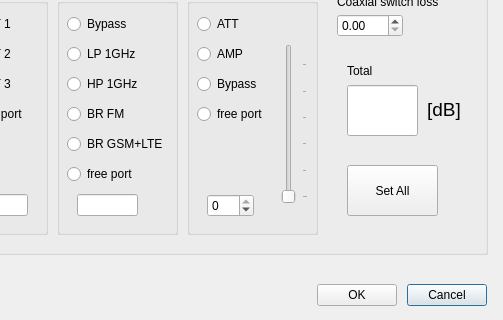
petrsvobodnik/DP, file rfusetting.ui: the form before one commit; both pictures show x 373 to 876 and y 136 to 456 of the 876 by 456 pixel window.
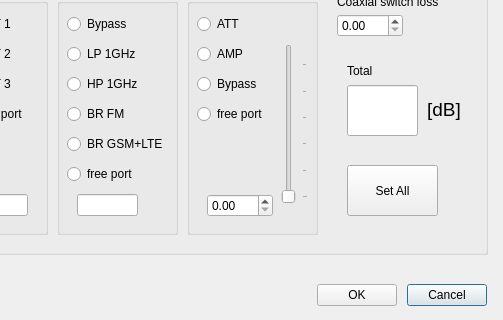
The form after the commit.

```diff
--- a/rfusetting.ui
+++ b/rfusetting.ui
@@ -582,22 +582,6 @@
       <string notr="true">RBgroupLEVEL</string>
      </attribute>
     </widget>
-    <widget class="QSpinBox" name="SBlevel">
-     <property name="geometry">
-      <rect>
-       <x>20</x>
-       <y>210</y>
-       <width>47</width>
-       <height>23</height>
-      </rect>
-     </property>
-     <property name="minimum">
-      <number>-55</number>
-     </property>
-     <property name="maximum">
-      <number>0</number>
-     </property>
-    </widget>
     <widget class="QRadioButton" name="RBlevelfree">
      <property name="geometry">
       <rect>
@@ -614,6 +598,16 @@
       <string notr="true">RBgroupLEVEL</string>
      </attribute>
     </widget>
+    <widget class="QDoubleSpinBox" name="SBlevel">
+     <property name="geometry">
+      <rect>
+       <x>20</x>
+       <y>210</y>
+       <width>66</width>
+       <height>23</height>
+      </rect>
+     </property>
+    </widget>
    </widget>
    <widget class="QGroupBox" name="GBfilter">
     <property name="geometry">
```
Left out of the diff: 32 changed lines with no effect on the pictures.
